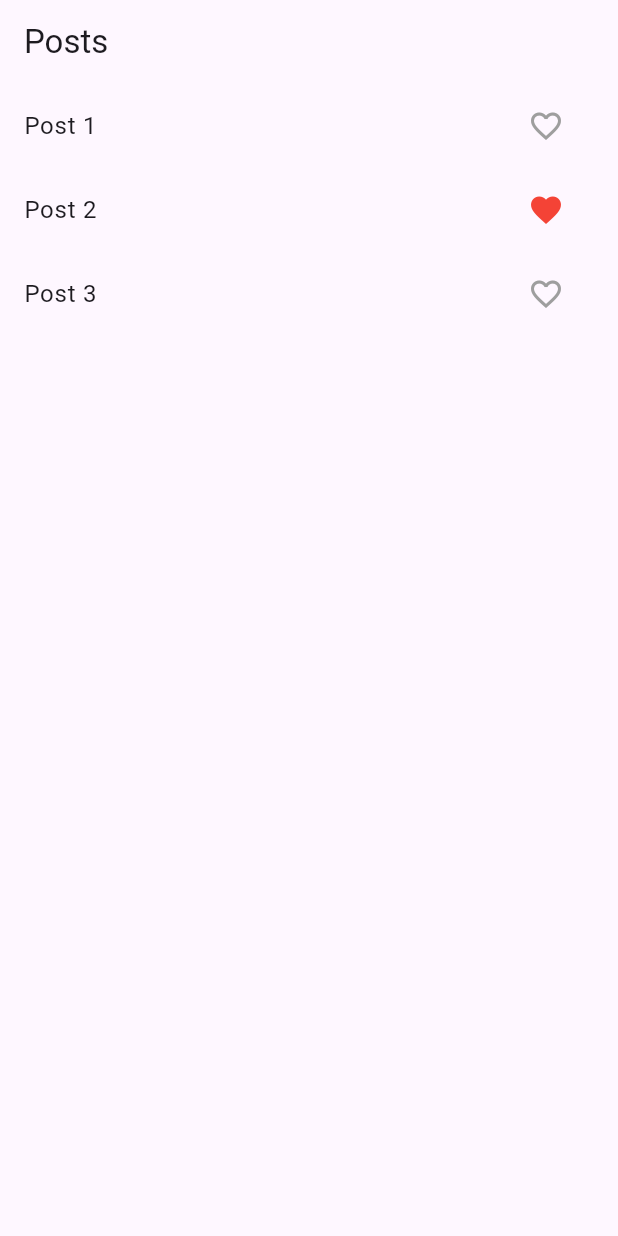
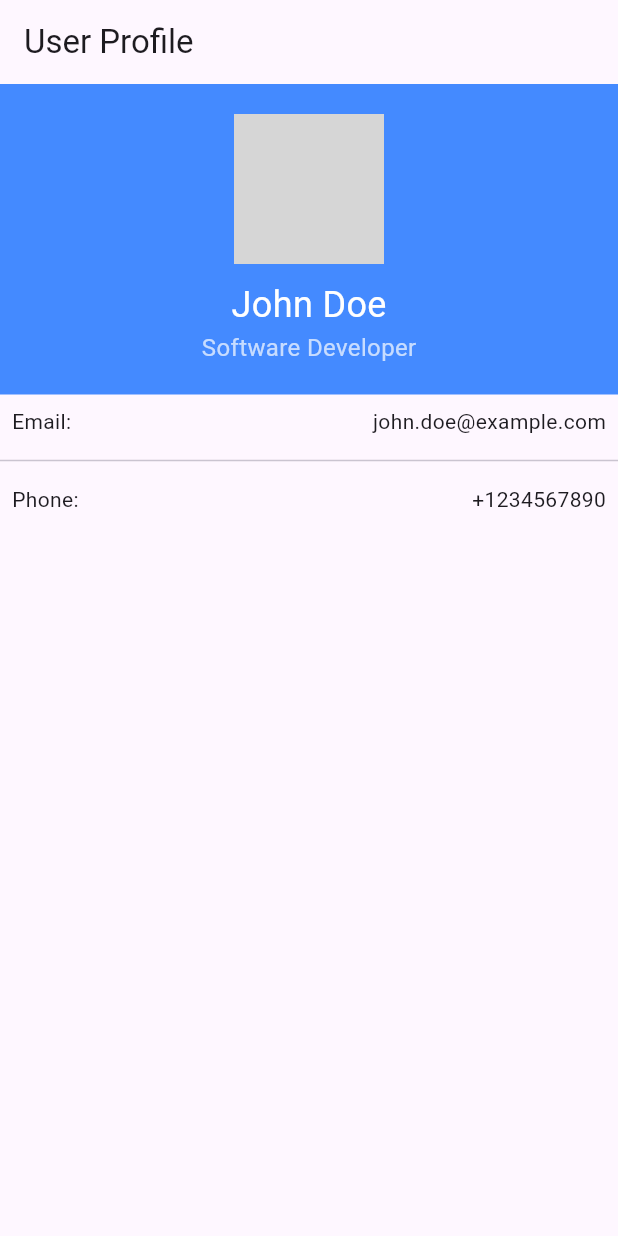
Before and after one commit to HasanAlsaiaari/flutter-course-assignments-2025-2026, a Flutter app: the screen it shows after launch, on a phone screen of 412 x 824 dp. Run offline on Flutter 3.47's test engine with Material 3 defaults, Android fonts, the phone set to English and light mode, and no system bars; grey boxes are pictures that could not be loaded.

Commit message:
Layoutexamples

```diff
--- a/lib/LikeButton.dart
+++ /dev/null
@@ -1,41 +0,0 @@
-
-import 'package:flutter/material.dart';
-
-class LikeButton extends StatefulWidget {
-  final bool initialIsLiked;
-
-  const LikeButton({
-    super.key,
-    this.initialIsLiked = false,
-  });
-
-  @override
-  State<LikeButton> createState() => _LikeButtonState();
-}
-
-class _LikeButtonState extends State<LikeButton> {
-  late bool _isLiked;
-
-  @override
-  void initState() {
-    super.initState();
-    _isLiked = widget.initialIsLiked;
-  }
-
-  void _toggleLike() {
-    setState(() {
-      _isLiked = !_isLiked;
-    });
-  }
-
-  @override
-  Widget build(BuildContext context) {
-    return IconButton(
-      icon: Icon(
-        _isLiked ? Icons.favorite : Icons.favorite_border,
-        color: _isLiked ? Colors.red : Colors.grey,
-      ),
-      onPressed: _toggleLike,
-    );
-  }
-}
--- a/lib/main.dart
+++ b/lib/main.dart
@@ -1,43 +1,74 @@
+
+
 import 'package:flutter/material.dart';
-import 'LikeButton.dart';
+
 void main() {
-  runApp(const MyApp());
+  runApp(ProfileApp());
 }
 
-class MyApp extends StatelessWidget {
-  const MyApp({super.key});
+class ProfileApp extends StatefulWidget {
+  @override
+  _ProfileAppState createState() => _ProfileAppState();
+}
+
+class _ProfileAppState extends State<ProfileApp> {
 
   @override
   Widget build(BuildContext context) {
     return MaterialApp(
-      title: 'Custom Widget Demo',
-      home: const HomeScreen(),
+      home: Scaffold(
+        appBar: AppBar(
+          title: Text('User Profile'),
+        ),
+        body: Column(
+          children: [
+            Container(
+              width: double.infinity,
+              padding: EdgeInsets.all(20),
+              color: Colors.blueAccent,
+              child: Column(
+                children: [
+                  CircleAvatar(
+                    radius: 50,
+                    backgroundImage:Image.asset('pics/profilepic.png').image,
+                  ),
+                  SizedBox(height: 10),
+                  Text(
+                    'John Doe',
+                    style: TextStyle(fontSize: 24, color: Colors.white),
+                  ),
+                  Text(
+                    'Software Developer',
+                    style: TextStyle(fontSize: 16, color: Colors.white70),
+                  ),
+                ],
+              ),
+            ),
+            Padding(
+              padding: const EdgeInsets.all(8.0),
+              child: Row(
+                mainAxisAlignment: MainAxisAlignment.spaceBetween,
+                children: [
+                  Text('Email:'),
+                  Text('john.doe@example.com'),
+                ],
+              ),
+            ),
+            Divider(),
+            Padding(
+              padding: const EdgeInsets.all(8.0),
+              child: Row(
+                mainAxisAlignment: MainAxisAlignment.spaceBetween,
+                children: [
+                  Text('Phone:'),
+                  Text('+1234567890'),
+                ],
+              ),
+            ),
+          ],
+        ),
+      ),
+
     );
   }
 }
-class HomeScreen extends StatelessWidget {
-  const HomeScreen({super.key});
-
-  @override
-  Widget build(BuildContext context) {
-    return Scaffold(
-      appBar: AppBar(title: const Text('Posts')),
-      body: ListView(
-        children: const [
-          ListTile(
-            title: Text('Post 1'),
-            trailing: LikeButton(),
-          ),
-          ListTile(
-            title: Text('Post 2'),
-            trailing: LikeButton(initialIsLiked: true),
-          ),
-          ListTile(
-            title: Text('Post 3'),
-            trailing: LikeButton(),
-          ),
-        ],
-      ),
-    );
-  }
-}
```
Also changed, not shown: lib/UserInfoCard.dart (deleted, +0 -48 lines).
